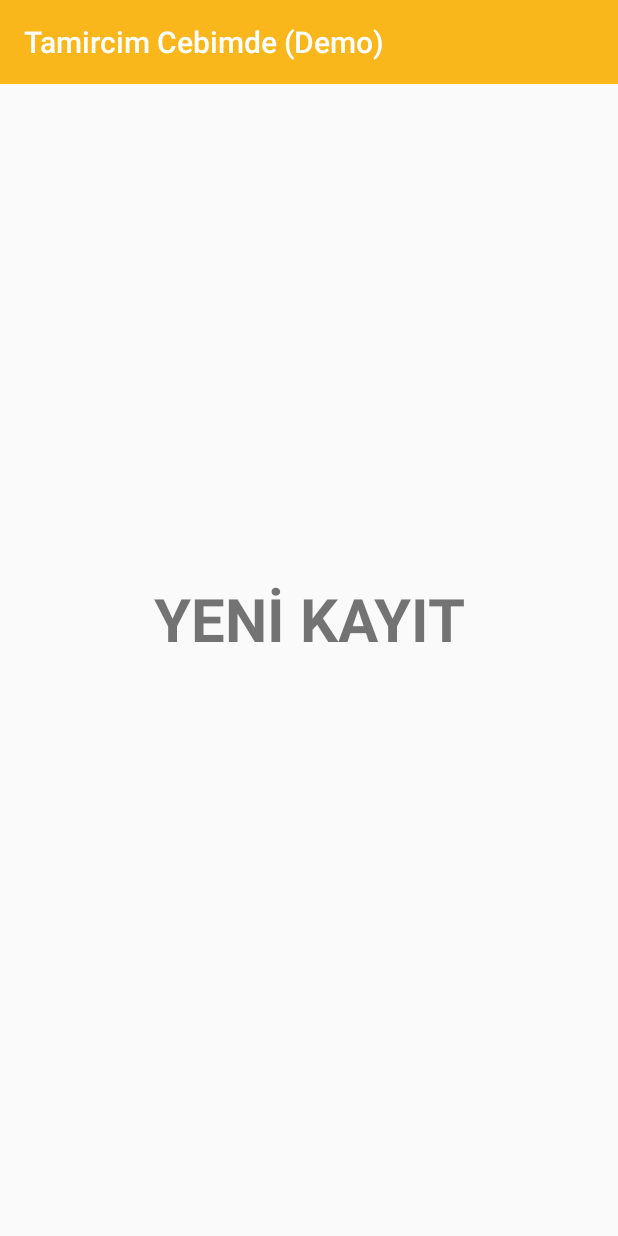
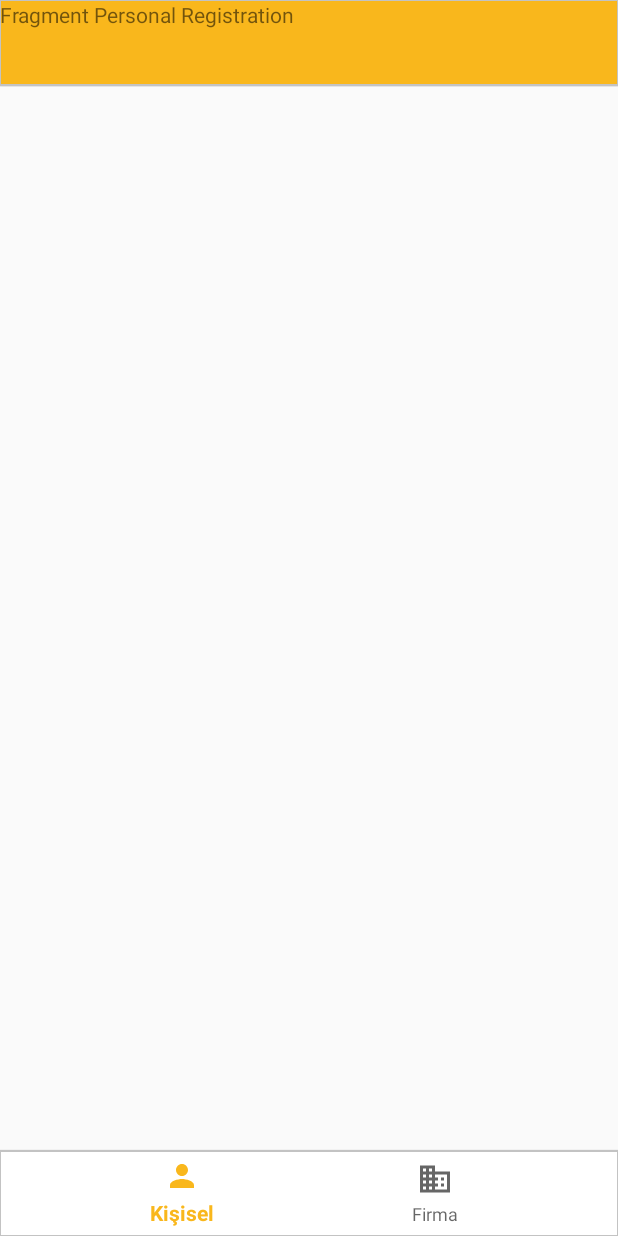
Before and after one commit to fawz24/TamircimCebimdeDemo, an Android app: the RegisterActivity screen opened directly, with no data from a screen before it, on a phone screen of 412 x 824 dp. Run offline under Robolectric (Android 15) with nearby library versions, the phone set to English and light mode, and no system bars.

Commit message:
20 aralık commit

```diff
--- a/app/build.gradle
+++ b/app/build.gradle
@@ -32,6 +32,7 @@ dependencies {
     implementation 'com.android.support:design:28.0.0'
 //    Firebase
     implementation 'com.google.firebase:firebase-core:16.0.1'
+    implementation 'org.jetbrains:annotations-java5:15.0'
 }
 
 //Firebase
--- /dev/null
+++ b/app/src/main/java/com/tamirdunyasi/tamircimcebimdedemo/CompanyRegisterFragment.java
@@ -0,0 +1,108 @@
+package com.tamirdunyasi.tamircimcebimdedemo;
+
+import android.content.Context;
+import android.net.Uri;
+import android.os.Bundle;
+import android.support.v4.app.Fragment;
+import android.view.LayoutInflater;
+import android.view.View;
+import android.view.ViewGroup;
+
+
+/**
+ * A simple {@link Fragment} subclass.
+ * Activities that contain this fragment must implement the
+ * {@link CompanyRegisterFragment.OnFragmentInteractionListener} interface
+ * to handle interaction events.
+ * Use the {@link CompanyRegisterFragment#newInstance} factory method to
+ * create an instance of this fragment.
+ */
+public class CompanyRegisterFragment extends Fragment {
+    // TODO: Rename parameter arguments, choose names that match
+    // the fragment initialization parameters, e.g. ARG_ITEM_NUMBER
+    private static final String ARG_PARAM1 = "param1";
+    private static final String ARG_PARAM2 = "param2";
+
+    // TODO: Rename and change types of parameters
+    private String mParam1;
+    private String mParam2;
+
+    private OnFragmentInteractionListener mListener;
+
+    public CompanyRegisterFragment() {
+        // Required empty public constructor
+    }
+
+    /**
+     * Use this factory method to create a new instance of
+     * this fragment using the provided parameters.
+     *
+     * @param param1 Parameter 1.
+     * @param param2 Parameter 2.
+     * @return A new instance of fragment CompanyRegisterFragment.
+     */
+    // TODO: Rename and change types and number of parameters
+    public static CompanyRegisterFragment newInstance(String param1, String param2) {
+        CompanyRegisterFragment fragment = new CompanyRegisterFragment();
+        Bundle args = new Bundle();
+        args.putString(ARG_PARAM1, param1);
+        args.putString(ARG_PARAM2, param2);
+        fragment.setArguments(args);
+        return fragment;
+    }
+
+    @Override
+    public void onCreate(Bundle savedInstanceState) {
+        super.onCreate(savedInstanceState);
+        if (getArguments() != null) {
+            mParam1 = getArguments().getString(ARG_PARAM1);
+            mParam2 = getArguments().getString(ARG_PARAM2);
+        }
+    }
+
+    @Override
+    public View onCreateView(LayoutInflater inflater, ViewGroup container,
+                             Bundle savedInstanceState) {
+        // Inflate the layout for this fragment
+        return inflater.inflate(R.layout.fragment_company_register, container, false);
+    }
+
+    // TODO: Rename method, update argument and hook method into UI event
+    public void onButtonPressed(Uri uri) {
+        if (mListener != null) {
+            mListener.onFragmentInteraction(uri);
+        }
+    }
+
+//    @Override
+//    public void onAttach(Context context) {
+//        super.onAttach(context);
+//        if (context instanceof OnFragmentInteractionListener) {
+//            mListener = (OnFragmentInteractionListener) context;
+//        } else {
+//            throw new RuntimeException(context.toString()
+//                    + " must implement OnFragmentInteractionListener");
+//        }
+//    }
+
+    @Override
+    public void onDetach() {
+        super.onDetach();
+        mListener = null;
+    }
+
+    /**
+     * This interface must be implemented by activities that contain this
+     * fragment to allow an interaction in this fragment to be communicated
+     * to the activity and potentially other fragments contained in that
+     * activity.
+     * <p>
+     * See the Android Training lesson <a href=
+     * "http://developer.android.com/training/basics/fragments/communicating.html"
+     * >Communicating with Other Fragments</a> for more information.
+     */
+    public interface OnFragmentInteractionListener {
+        // TODO: Update argument type and name
+        void onFragmentInteraction(Uri uri);
+    }
+}
--- /dev/null
+++ b/app/src/main/java/com/tamirdunyasi/tamircimcebimdedemo/PersonalRegisterFragment.java
@@ -0,0 +1,108 @@
+package com.tamirdunyasi.tamircimcebimdedemo;
+
+import android.content.Context;
+import android.net.Uri;
+import android.os.Bundle;
+import android.support.v4.app.Fragment;
+import android.view.LayoutInflater;
+import android.view.View;
+import android.view.ViewGroup;
+
+
+/**
+ * A simple {@link Fragment} subclass.
+ * Activities that contain this fragment must implement the
+ * {@link PersonalRegisterFragment.OnFragmentInteractionListener} interface
+ * to handle interaction events.
+ * Use the {@link PersonalRegisterFragment#newInstance} factory method to
+ * create an instance of this fragment.
+ */
+public class PersonalRegisterFragment extends Fragment {
+    // TODO: Rename parameter arguments, choose names that match
+    // the fragment initialization parameters, e.g. ARG_ITEM_NUMBER
+    private static final String ARG_PARAM1 = "param1";
+    private static final String ARG_PARAM2 = "param2";
+
+    // TODO: Rename and change types of parameters
+    private String mParam1;
+    private String mParam2;
+
+    private OnFragmentInteractionListener mListener;
+
+    public PersonalRegisterFragment() {
+        // Required empty public constructor
+    }
+
+    /**
+     * Use this factory method to create a new instance of
+     * this fragment using the provided parameters.
+     *
+     * @param param1 Parameter 1.
+     * @param param2 Parameter 2.
+     * @return A new instance of fragment PersonalRegisterFragment.
+     */
+    // TODO: Rename and change types and number of parameters
+    public static PersonalRegisterFragment newInstance(String param1, String param2) {
+        PersonalRegisterFragment fragment = new PersonalRegisterFragment();
+        Bundle args = new Bundle();
+        args.putString(ARG_PARAM1, param1);
+        args.putString(ARG_PARAM2, param2);
+        fragment.setArguments(args);
+        return fragment;
+    }
+
+    @Override
+    public void onCreate(Bundle savedInstanceState) {
+        super.onCreate(savedInstanceState);
+        if (getArguments() != null) {
+            mParam1 = getArguments().getString(ARG_PARAM1);
+            mParam2 = getArguments().getString(ARG_PARAM2);
+        }
+    }
+
+    @Override
+    public View onCreateView(LayoutInflater inflater, ViewGroup container,
+                             Bundle savedInstanceState) {
+        // Inflate the layout for this fragment
+        return inflater.inflate(R.layout.fragment_personal_register, container, false);
+    }
+
+    // TODO: Rename method, update argument and hook method into UI event
+    public void onButtonPressed(Uri uri) {
+        if (mListener != null) {
+            mListener.onFragmentInteraction(uri);
+        }
+    }
+
+//    @Override
+//    public void onAttach(Context context) {
+//        super.onAttach(context);
+//        if (context instanceof OnFragmentInteractionListener) {
+//            mListener = (OnFragmentInteractionListener) context;
+//        } else {
+//            throw new RuntimeException(context.toString()
+//                    + " must implement OnFragmentInteractionListener");
+//        }
+//    }
+
+    @Override
+    public void onDetach() {
+        super.onDetach();
+        mListener = null;
+    }
+
+    /**
+     * This interface must be implemented by activities that contain this
+     * fragment to allow an interaction in this fragment to be communicated
+     * to the activity and potentially other fragments contained in that
+     * activity.
+     * <p>
+     * See the Android Training lesson <a href=
+     * "http://developer.android.com/training/basics/fragments/communicating.html"
+     * >Communicating with Other Fragments</a> for more information.
+     */
+    public interface OnFragmentInteractionListener {
+        // TODO: Update argument type and name
+        void onFragmentInteraction(Uri uri);
+    }
+}
--- a/app/src/main/java/com/tamirdunyasi/tamircimcebimdedemo/RegisterActivity.java
+++ b/app/src/main/java/com/tamirdunyasi/tamircimcebimdedemo/RegisterActivity.java
@@ -1,14 +1,33 @@
 package com.tamirdunyasi.tamircimcebimdedemo;
 
+import android.support.design.widget.BottomNavigationView;
+import android.support.v4.view.ViewPager;
 import android.support.v7.app.AppCompatActivity;
 import android.os.Bundle;
 
+import org.jetbrains.annotations.NotNull;
+
 public class RegisterActivity extends AppCompatActivity {
+
+    private FragmentsStatePagerAdapter mFragmentsPagerAdapter;
+    private BottomNavigationView mBottomNavigationView;
+    private ViewPager mViewPager;
 
     @Override
     protected void onCreate(Bundle savedInstanceState) {
         super.onCreate(savedInstanceState);
         setContentView(R.layout.activity_register);
         setTitle(R.string.main_activity_label);
+
+        mFragmentsPagerAdapter = new FragmentsStatePagerAdapter(getSupportFragmentManager());
+
+        mViewPager = findViewById(R.id.registerContainer);
+        setUpViewPager(mViewPager);
+    }
+
+    private void setUpViewPager(@NotNull ViewPager viewPager) {
+        mFragmentsPagerAdapter.addFragment(new PersonalRegisterFragment());
+        mFragmentsPagerAdapter.addFragment(new CompanyRegisterFragment());
+        viewPager.setAdapter(mFragmentsPagerAdapter);
     }
 }
--- /dev/null
+++ b/app/src/main/res/drawable/ic_company_black_24dp.xml
@@ -0,0 +1,9 @@
+<vector xmlns:android="http://schemas.android.com/apk/res/android"
+        android:width="24dp"
+        android:height="24dp"
+        android:viewportWidth="24.0"
+        android:viewportHeight="24.0">
+    <path
+        android:fillColor="#FF000000"
+        android:pathData="M12,7L12,3L2,3v18h20L22,7L12,7zM6,19L4,19v-2h2v2zM6,15L4,15v-2h2v2zM6,11L4,11L4,9h2v2zM6,7L4,7L4,5h2v2zM10,19L8,19v-2h2v2zM10,15L8,15v-2h2v2zM10,11L8,11L8,9h2v2zM10,7L8,7L8,5h2v2zM20,19h-8v-2h2v-2h-2v-2h2v-2h-2L12,9h8v10zM18,11h-2v2h2v-2zM18,15h-2v2h2v-2z"/>
+</vector>
--- /dev/null
+++ b/app/src/main/res/drawable/ic_person_black_24dp.xml
@@ -0,0 +1,9 @@
+<vector xmlns:android="http://schemas.android.com/apk/res/android"
+        android:width="24dp"
+        android:height="24dp"
+        android:viewportWidth="24.0"
+        android:viewportHeight="24.0">
+    <path
+        android:fillColor="#FF000000"
+        android:pathData="M12,12c2.21,0 4,-1.79 4,-4s-1.79,-4 -4,-4 -4,1.79 -4,4 1.79,4 4,4zM12,14c-2.67,0 -8,1.34 -8,4v2h16v-2c0,-2.66 -5.33,-4 -8,-4z"/>
+</vector>
--- a/app/src/main/res/layout/activity_register.xml
+++ b/app/src/main/res/layout/activity_register.xml
@@ -1,33 +1,77 @@
 <?xml version="1.0" encoding="utf-8"?>
-<android.support.constraint.ConstraintLayout xmlns:android="http://schemas.android.com/apk/res/android"
+<android.support.design.widget.CoordinatorLayout xmlns:android="http://schemas.android.com/apk/res/android"
     xmlns:app="http://schemas.android.com/apk/res-auto"
     xmlns:tools="http://schemas.android.com/tools"
     android:layout_width="match_parent"
     android:layout_height="match_parent"
     tools:context=".RegisterActivity">
 
-    <android.support.v7.widget.Toolbar
-        android:id="@+id/toolbar3"
+    <RelativeLayout android:id="@+id/register_relative_layout"
         android:layout_width="match_parent"
-        android:layout_height="?attr/actionBarSize"
-        android:background="@color/colorPrimary"
-        android:minHeight="?attr/actionBarSize"
-        android:theme="?attr/actionBarTheme"
-        app:title="@string/app_name"
-        app:titleTextColor="@android:color/white"
-        app:layout_editor_absoluteX="0dp"
-        app:layout_editor_absoluteY="0dp" />
+        android:layout_height="match_parent">
 
-    <TextView
-        android:id="@+id/textView2"
-        android:layout_width="wrap_content"
-        android:layout_height="wrap_content"
-        android:text="@string/register_label"
-        android:textSize="40sp"
-        android:textStyle="bold"
-        app:layout_constraintBottom_toBottomOf="parent"
-        app:layout_constraintEnd_toEndOf="parent"
-        app:layout_constraintStart_toStartOf="parent"
-        app:layout_constraintTop_toTopOf="parent" />
+        <RelativeLayout android:id="@+id/registerRelativeTop"
+            android:layout_width="match_parent"
+            android:layout_height="58dp"
+            android:layout_alignParentTop="true">
 
-</android.support.constraint.ConstraintLayout>
+            <android.support.design.widget.AppBarLayout
+                android:layout_width="match_parent"
+                android:layout_height="match_parent"
+                android:background="@drawable/primary_gray_border_bottom"
+                android:elevation="4dp">
+
+            </android.support.design.widget.AppBarLayout>
+        </RelativeLayout>
+
+        <RelativeLayout android:id="@+id/registerRelativeMiddle"
+            android:layout_width="match_parent"
+            android:layout_height="match_parent"
+            android:layout_below="@id/relativeTop"
+            android:layout_above="@id/relativeBottom">
+
+            <android.support.v4.view.ViewPager android:id="@+id/registerContainer"
+                android:layout_width="match_parent"
+                android:layout_height="match_parent">
+
+            </android.support.v4.view.ViewPager>
+        </RelativeLayout>
+
+    <RelativeLayout android:id="@+id/registerRelativeBottom"
+        android:layout_width="match_parent"
+        android:layout_height="58dp"
+        android:layout_alignParentBottom="true">
+
+        <android.support.design.widget.BottomNavigationView android:id="@+id/register_navigation_bottom"
+            android:layout_width="match_parent"
+            android:layout_height="match_parent"
+            android:background="@drawable/white_gray_border_top"
+            app:menu="@menu/registration_navigation_menu">
+
+        </android.support.design.widget.BottomNavigationView>
+    </RelativeLayout>
+        <!--<android.support.v7.widget.Toolbar-->
+            <!--android:id="@+id/toolbar3"-->
+            <!--android:layout_width="match_parent"-->
+            <!--android:layout_height="?attr/actionBarSize"-->
+            <!--android:background="@color/colorPrimary"-->
+            <!--android:minHeight="?attr/actionBarSize"-->
+            <!--android:theme="?attr/actionBarTheme"-->
+            <!--app:title="@string/app_name"-->
+            <!--app:titleTextColor="@android:color/white"-->
+            <!--app:layout_editor_absoluteX="0dp"-->
+            <!--app:layout_editor_absoluteY="0dp" />-->
+
+        <!--<TextView-->
+            <!--android:id="@+id/textView2"-->
+            <!--android:layout_width="wrap_content"-->
+            <!--android:layout_height="wrap_content"-->
+            <!--android:text="@string/register_label"-->
+            <!--android:textSize="40sp"-->
+            <!--android:textStyle="bold"-->
+            <!--app:layout_constraintBottom_toBottomOf="parent"-->
+            <!--app:layout_constraintEnd_toEndOf="parent"-->
+            <!--app:layout_constraintStart_toStartOf="parent"-->
+            <!--app:layout_constraintTop_toTopOf="parent" />-->
+    </RelativeLayout>
+</android.support.design.widget.CoordinatorLayout>
--- /dev/null
+++ b/app/src/main/res/layout/fragment_personal_register.xml
@@ -0,0 +1,14 @@
+<?xml version="1.0" encoding="utf-8"?>
+<FrameLayout xmlns:android="http://schemas.android.com/apk/res/android"
+    xmlns:tools="http://schemas.android.com/tools"
+    android:layout_width="match_parent"
+    android:layout_height="match_parent"
+    tools:context=".PersonalRegisterFragment">
+
+    <!-- TODO: Update blank fragment layout -->
+    <TextView
+        android:layout_width="match_parent"
+        android:layout_height="match_parent"
+        android:text="@string/hello_personal_register_fragment" />
+
+</FrameLayout>
--- /dev/null
+++ b/app/src/main/res/menu/registration_navigation_menu.xml
@@ -0,0 +1,13 @@
+<?xml version="1.0" encoding="utf-8"?>
+<menu xmlns:android="http://schemas.android.com/apk/res/android">
+
+    <item
+        android:id="@+id/nav_person"
+        android:icon="@drawable/ic_person_black_24dp"
+        android:title="Kişisel" />
+
+    <item
+        android:id="@+id/nav_company"
+        android:icon="@drawable/ic_company_black_24dp"
+        android:title="Firma" />
+</menu>
--- a/app/src/main/res/values/strings.xml
+++ b/app/src/main/res/values/strings.xml
@@ -11,4 +11,6 @@
     <string name="hello_posts_fragment">Hello Fragment My Posts</string>
     <string name="hello_account_fragment">Hello Fragment My Account</string>
     <string name="hello_messages_fragment">Hello Fragment My Messages</string>
+    <string name="hello_company_register_fragment">Fragment Company Registration</string>
+    <string name="hello_personal_register_fragment">Fragment Personal Registration</string>
 </resources>
```
Also changed, not shown: app/src/main/res/layout/fragment_company_register.xml (added, +14 -0 lines), app/src/main/res/menu/navigation_company_menu.xml (+5 -5 lines), app/src/main/res/menu/navigation_menu.xml (+4 -4 lines).
